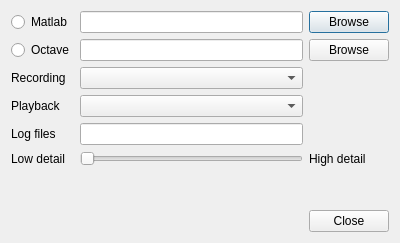
This is tools/settingsdialog.ui in gustafsson/freq as Qt 5 draws it before an edit. The edited form follows.
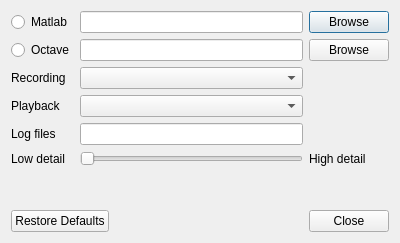
This is the edited form.

Commit message: Clear settings through settings dialog

Diff of the .ui file:
```diff
--- a/tools/settingsdialog.ui
+++ b/tools/settingsdialog.ui
@@ -129,7 +129,7 @@
       <enum>Qt::Horizontal</enum>
      </property>
      <property name="standardButtons">
-      <set>QDialogButtonBox::Close</set>
+      <set>QDialogButtonBox::Close|QDialogButtonBox::RestoreDefaults</set>
      </property>
     </widget>
    </item>
```
The commit also changes 5 other files.
